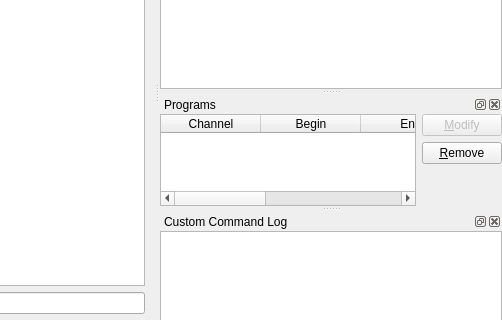
Above: ui/mainwindow.ui from jlbrd/qmagneto before the change; both pictures show x 598 to 1100 and y 158 to 478 of the 1100 by 720 pixel window. Below: the same form after it.
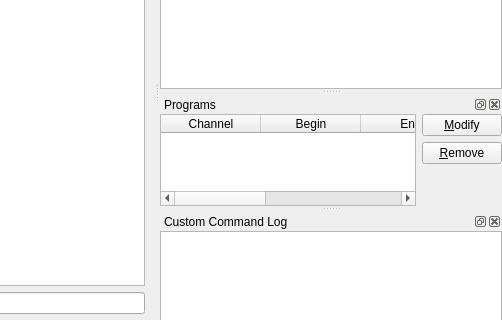
That is the form after the change. Icons and pictures are not drawn. Custom widgets are drawn as their Qt base class.

What changed in the file:
```diff
--- a/ui/mainwindow.ui
+++ b/ui/mainwindow.ui
@@ -205,8 +205,17 @@
      <property name="margin">
       <number>0</number>
      </property>
-     <item row="0" column="0">
-      <layout class="QHBoxLayout" name="_2">
+     <property name="topMargin" >
+      <number>0</number>
+     </property>
+     <property name="rightMargin" >
+      <number>0</number>
+     </property>
+     <property name="bottomMargin" >
+      <number>0</number>
+     </property>
+     <item row="0" column="0" >
+      <layout class="QHBoxLayout" >
        <item>
         <widget class="QTableWidget" name="programsTable">
          <property name="selectionMode">
@@ -243,11 +252,11 @@
         </widget>
        </item>
        <item>
-        <layout class="QVBoxLayout" name="_3">
+        <layout class="QVBoxLayout" >
          <item>
-          <widget class="QPushButton" name="programsModify">
-           <property name="enabled">
-            <bool>false</bool>
+          <widget class="QPushButton" name="programsModify" >
+           <property name="enabled" >
+            <bool>true</bool>
            </property>
            <property name="text">
             <string>&amp;Modify</string>
```
Left out of the diff: 339 changed lines with no effect on the pictures.
